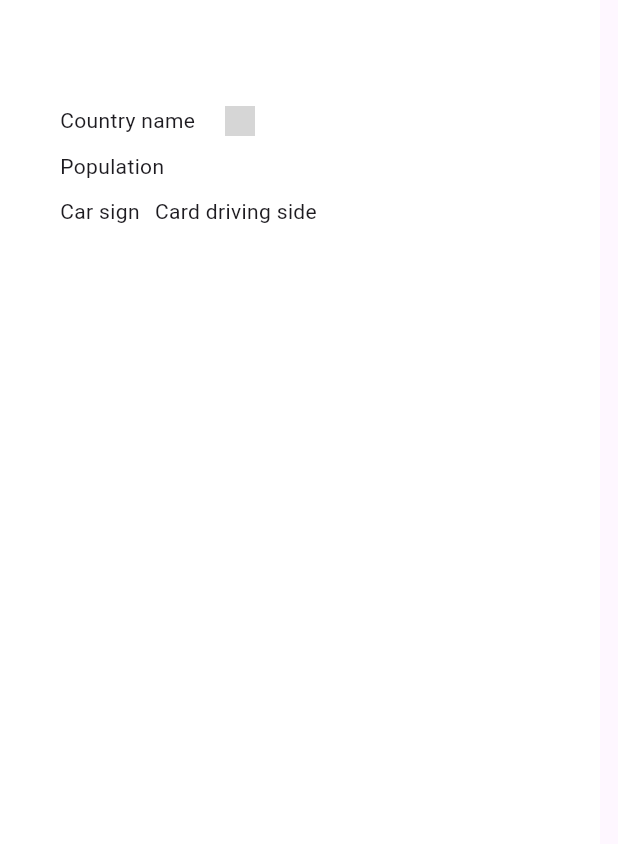
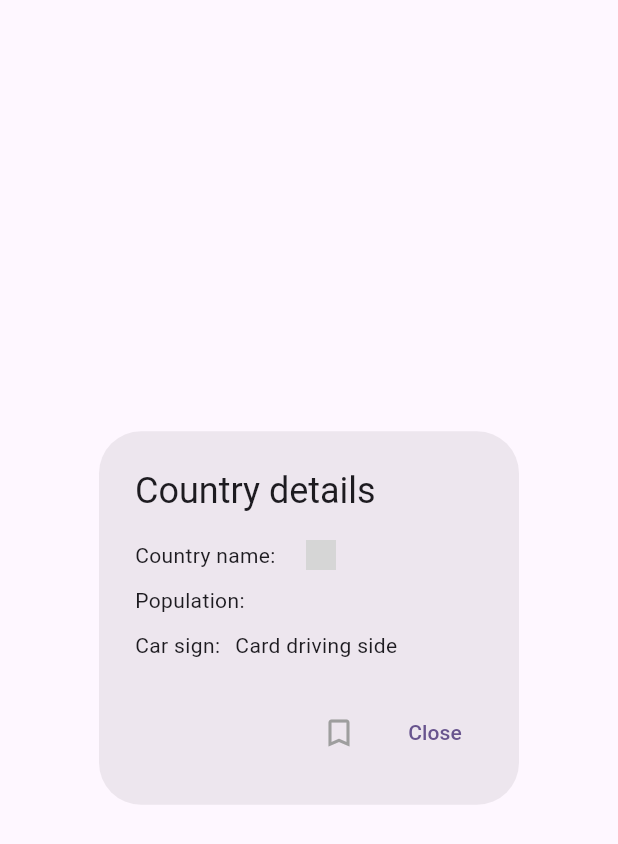
Before and after one commit to edwardbayron/countries-fetch-flutter, a Flutter app: the DialogExample widget shown alone on an empty page, opened directly with empty values, on a phone screen of 412 x 824 dp. Shown: the top 844 px of the screen. Run offline on Flutter 3.47's test engine with Material 3 defaults, Android fonts, the phone set to English and light mode, and no system bars; our stand-ins replace logger, shared_preferences; accounts and stored records are empty; network calls fail; grey boxes are pictures that could not be loaded.

Commit message:
bookmarking allowance from CountryDetailsScreen

```diff
--- a/lib/CountriesScreen.dart
+++ b/lib/CountriesScreen.dart
@@ -12,9 +12,7 @@ import 'models/CountryListItem.dart';
 import 'package:http/http.dart' as http;
 
 class CountriesScreen extends StatefulWidget {
-  const CountriesScreen({super.key, required this.title});
-
-  final String title;
+  const CountriesScreen({super.key});
 
   @override
   State<CountriesScreen> createState() => _CountriesScreenState();
@@ -22,10 +20,8 @@ class CountriesScreen extends StatefulWidget {
 
 class _CountriesScreenState extends State<CountriesScreen> {
 
-  final items = List<CountryListItem>.generate(10,
-      (i) => CountryListItem("Estonia", 1, "Tallinn", 10000, "EST", "left"));
-
   Set<String> bookmarkedCountriesJson = Set();
+  late Future<List<CountryModel>> futureCountries;
 
   @override
   void initState() {
@@ -60,7 +56,7 @@ class _CountriesScreenState extends State<CountriesScreen> {
     }
   }
 
-  late Future<List<CountryModel>> futureCountries;
+
 
   // Function to save bookmarks
   Future<void> saveBookmarks() async {
--- a/lib/CountryDetailsScreen.dart
+++ b/lib/CountryDetailsScreen.dart
@@ -1,11 +1,10 @@
 import 'package:flutter/material.dart';
-
+import 'package:shared_preferences/shared_preferences.dart';
+import 'dart:convert'; // For encoding/decoding JSON data
 import 'models/CountryDataModel.dart';
 
-/// Flutter code sample for [AlertDialog].
-
 void main() => runApp(
-    CountryDetailsScreen(model: CountryModel(capital: '', pngFlag: '')));
+    CountryDetailsScreen(model: CountryModel(capital: 'Tallinn', pngFlag: 'https://flagcdn.com/w320/ee.png')));
 
 class CountryDetailsScreen extends StatelessWidget {
   final CountryModel model;
@@ -25,87 +24,110 @@ class CountryDetailsScreen extends StatelessWidget {
   }
 }
 
-class DialogExample extends StatelessWidget {
+class DialogExample extends StatefulWidget {
   final CountryModel model;
 
   const DialogExample({super.key, required this.model});
 
   @override
+  State<DialogExample> createState() => _DialogExampleState();
+}
+
+class _DialogExampleState extends State<DialogExample> {
+  bool isBookmarked = false;
+
+  @override
+  void initState() {
+    super.initState();
+    loadBookmarkStatus(); // Load bookmark status when the dialog opens
+  }
+
+  // Method to load the bookmark status of the current country
+  void loadBookmarkStatus() async {
+    final prefs = await SharedPreferences.getInstance();
+    List<String> savedBookmarks = prefs.getStringList('bookmarkedCountries') ?? [];
+
+    // Check if the current country is already bookmarked
+    setState(() {
+      isBookmarked = savedBookmarks.contains(jsonEncode(widget.model.toJson()));
+    });
+  }
+
+  // Method to bookmark or unbookmark the country
+  void toggleBookmark() async {
+    final prefs = await SharedPreferences.getInstance();
+    List<String> savedBookmarks = prefs.getStringList('bookmarkedCountries') ?? [];
+
+    String countryJson = jsonEncode(widget.model.toJson());
+
+    setState(() {
+      if (isBookmarked) {
+        // If already bookmarked, remove the country
+        savedBookmarks.remove(countryJson);
+      } else {
+        // Add the country to bookmarks
+        savedBookmarks.add(countryJson);
+      }
+
+      isBookmarked = !isBookmarked;
+    });
+
+    // Save the updated list to SharedPreferences
+    await prefs.setStringList('bookmarkedCountries', savedBookmarks);
+  }
+
+  @override
   Widget build(BuildContext context) {
-    // return TextButton(
-    //   onPressed: () => showDialog<String>(
-    //     context: context,
-    //     builder: (BuildContext context) => AlertDialog(
-    //       title: Text('Capital: ${model.capital}'),
-    //       content: const Text('AlertDialog description'),
-    //       actions: <Widget>[
-    //         TextButton(
-    //           onPressed: () => Navigator.pop(context, 'Cancel'),
-    //           child: const Text('Cancel'),
-    //         ),
-    //         TextButton(
-    //           onPressed: () => Navigator.pop(context, 'OK'),
-    //           child: const Text('OK'),
-    //         ),
-    //       ],
-    //     ),
-    //   ),
-    //   child: const Text('Show Dialog'),
-    // );
-
-    return Material(
-        child: Container(
-          width: 400,
-            padding: const EdgeInsets.fromLTRB(40.0, 70.0, 40.0, 50.0),
-            decoration: BoxDecoration(
-              color: Colors.white,
-            ),
-            child: Column(
+    return AlertDialog(
+      title: const Text('Country details'),
+      content: Column(
+        mainAxisSize: MainAxisSize.min,
         children: [
-
           Row(
             children: [
-                    Text('Country name'),
-                    SizedBox(width: 10.0),
-                    Text('${model.capital}'),
-                    SizedBox(width: 10.0),
+              const Text('Country name:'),
+              const SizedBox(width: 10.0),
+              Text(widget.model.capital ?? 'Unknown Capital'),
+              const SizedBox(width: 10.0),
               Image.network(
+                widget.model.pngFlag ?? 'N/A',
                 width: 20.0,
                 height: 20.0,
-                        model.pngFlag ?? 'N/A'),
-
+              ),
             ],
           ),
-                SizedBox(height: 10.0),
+          const SizedBox(height: 10.0),
           Row(
             children: [
-                    Text('Population'),
+              const Text('Population:'),
+              // Placeholder for population data, modify based on your data
             ],
           ),
-                SizedBox(height: 10.0),
+          const SizedBox(height: 10.0),
           Row(
             children: [
-                    Text('Car sign'),
-                    SizedBox(width: 10.0),
-                    Text('Card driving side')
+              const Text('Car sign:'),
+              const SizedBox(width: 10.0),
+              const Text('Card driving side'),
             ],
           ),
-                SizedBox(height: 10.0),
-                // ListView.builder(
-                // itemCount: 2,
-                // itemBuilder: (context, index) {
-                //   Row(children: [
-                //     Text('Finnish'),
-                //     SizedBox(width: 10.0),
-                //     Text('Suomi')
-                //   ],);
-                // }),
-
-
-
-
-
         ],
-            )));
+      ),
+      actions: [
+        IconButton(
+          icon: Icon(
+            isBookmarked ? Icons.bookmark : Icons.bookmark_border,
+            color: isBookmarked ? Colors.blue : Colors.grey,
+          ),
+          onPressed: toggleBookmark,
+        ),
+        TextButton(
+          onPressed: () {
+            Navigator.pop(context); // Close the dialog
+          },
+          child: const Text('Close'),
+        ),
+      ],
+    );
   }
 }
--- a/lib/main.dart
+++ b/lib/main.dart
@@ -35,7 +35,7 @@ class MyApp extends StatelessWidget {
         colorScheme: ColorScheme.fromSeed(seedColor: Colors.deepPurple),
         useMaterial3: true,
       ),
-      home: const CountriesScreen(title: 'Flutter Demo Home Page'),
+      home: const CountriesScreen(),
     );
   }
 }
```
Lines whose indentation alone changed are shown as unchanged.
